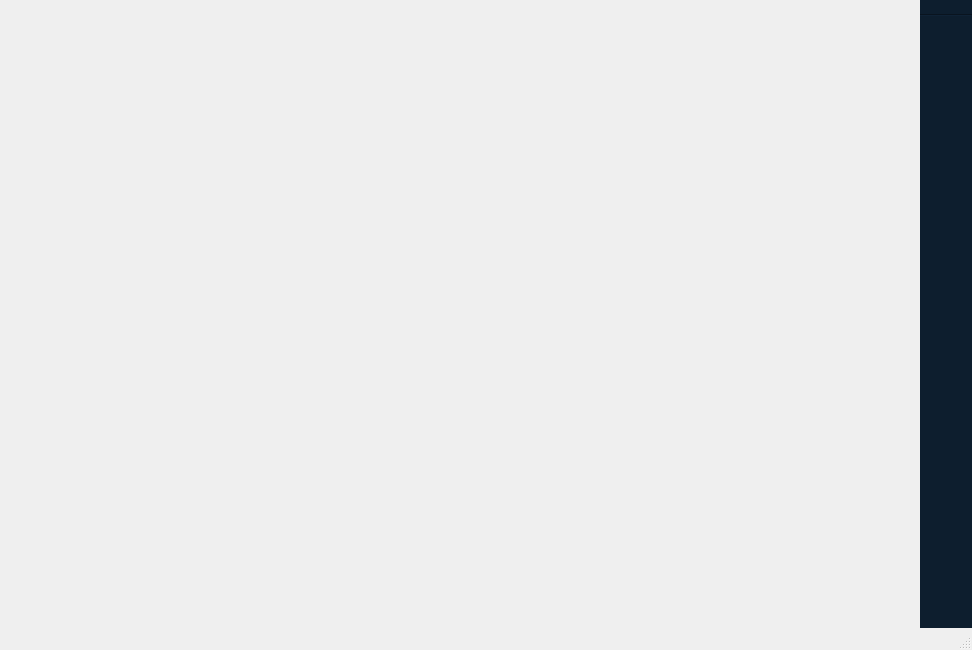
Before: the Qt Designer form NavTrainer/mainwindow.ui in FranciscoNortesN/IHM-Proyecto, drawn with Qt 5.
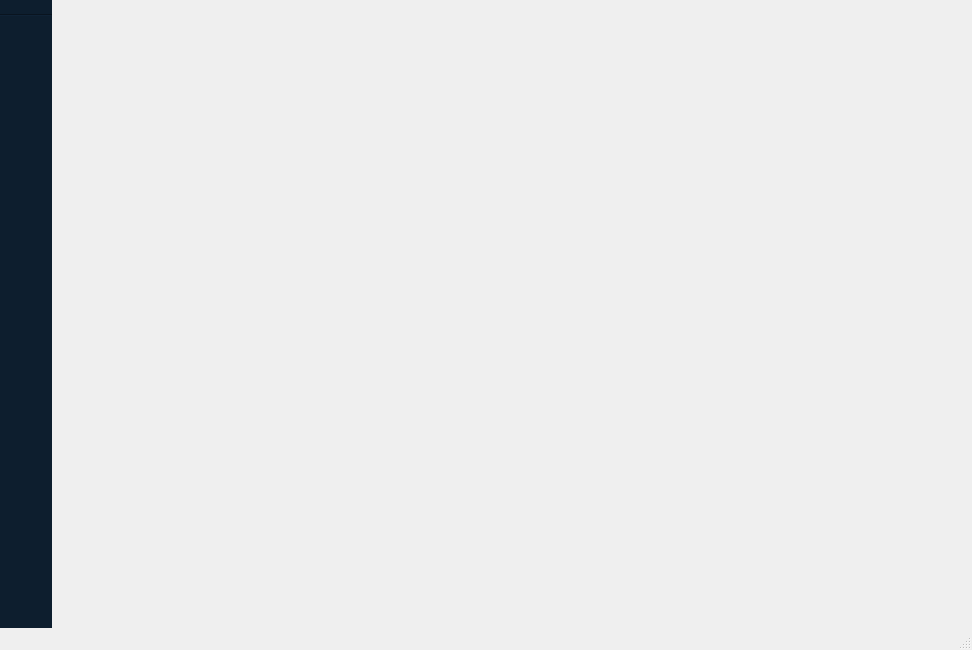
After: the same form once the commit is applied. Icons and pictures are not drawn.

```diff
--- a/NavTrainer/mainwindow.ui
+++ b/NavTrainer/mainwindow.ui
@@ -30,9 +30,6 @@
     <property name="spacing">
      <number>0</number>
     </property>
-    <item row="0" column="0">
-     <widget class="QWidget" name="mapa" native="true"/>
-    </item>
     <item row="0" column="1">
      <widget class="QWidget" name="button_menu" native="true">
       <property name="sizePolicy">
@@ -61,6 +58,27 @@
         <number>0</number>
        </property>
        <item row="4" column="0">
+        <widget class="QPushButton" name="stats_button">
+         <property name="styleSheet">
+          <string notr="true">border: none;
+padding:8px;</string>
+         </property>
+         <property name="text">
+          <string/>
+         </property>
+         <property name="icon">
+          <iconset resource="Assets.qrc">
+           <normaloff>:/assets/icons/stats.svg</normaloff>:/assets/icons/stats.svg</iconset>
+         </property>
+         <property name="iconSize">
+          <size>
+           <width>42</width>
+           <height>42</height>
+          </size>
+         </property>
+        </widget>
+       </item>
+       <item row="5" column="0">
         <widget class="QPushButton" name="help_button">
          <property name="styleSheet">
           <string notr="true">border: none;
@@ -81,7 +99,7 @@
          </property>
         </widget>
        </item>
-       <item row="2" column="0">
+       <item row="3" column="0">
         <widget class="QPushButton" name="problem_button">
          <property name="styleSheet">
           <string notr="true">border: none;
@@ -102,6 +120,26 @@
          </property>
         </widget>
        </item>
+       <item row="6" column="0">
+        <spacer name="verticalSpacer">
+         <property name="orientation">
+          <enum>Qt::Orientation::Vertical</enum>
+         </property>
+         <property name="sizeHint" stdset="0">
+          <size>
+           <width>20</width>
+           <height>40</height>
+          </size>
+         </property>
+        </spacer>
+       </item>
+       <item row="1" column="0">
+        <widget class="Line" name="line">
+         <property name="orientation">
+          <enum>Qt::Orientation::Horizontal</enum>
+         </property>
+        </widget>
+       </item>
        <item row="0" column="0">
         <widget class="QPushButton" name="user_button">
          <property name="styleSheet">
@@ -122,8 +160,8 @@
          </property>
         </widget>
        </item>
-       <item row="3" column="0">
-        <widget class="QPushButton" name="stats_button">
+       <item row="7" column="0">
+        <widget class="QPushButton" name="pushButton">
          <property name="styleSheet">
           <string notr="true">border: none;
 padding:8px;</string>
@@ -143,15 +181,18 @@
          </property>
         </widget>
        </item>
-       <item row="5" column="0">
-        <spacer name="verticalSpacer">
+       <item row="2" column="0">
+        <spacer name="verticalSpacer_2">
          <property name="orientation">
           <enum>Qt::Orientation::Vertical</enum>
          </property>
+         <property name="sizeType">
+          <enum>QSizePolicy::Policy::Maximum</enum>
+         </property>
          <property name="sizeHint" stdset="0">
           <size>
            <width>20</width>
-           <height>40</height>
+           <height>10</height>
           </size>
          </property>
         </spacer>
@@ -166,6 +207,9 @@
       </layout>
      </widget>
     </item>
+    <item row="0" column="2">
+     <widget class="QWidget" name="mapa" native="true"/>
+    </item>
    </layout>
   </widget>
   <widget class="QMenuBar" name="menubar">
```
Left out of the diff: 9 changed lines with no effect on the pictures.
